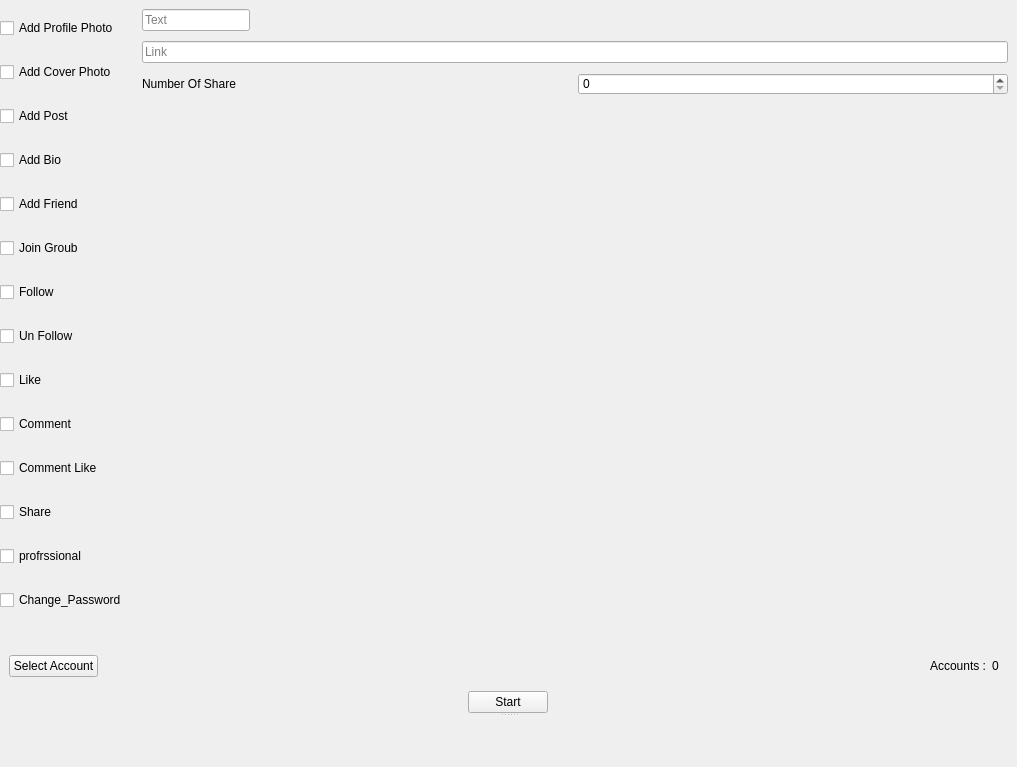
This is ui/Public/Edit.ui in kreemkhaled112/GUI as Qt 5 draws it before an edit. The edited form follows.
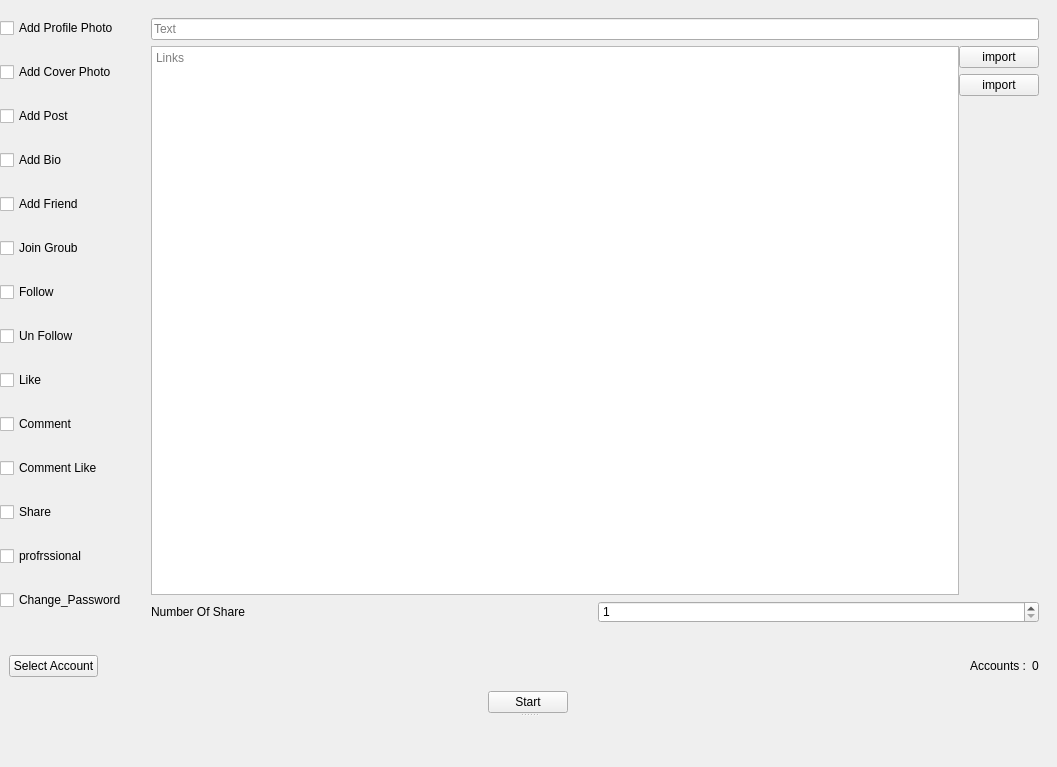
This is the edited form. The open tabs and pages were chosen to show the change.

What changed in the file:
```diff
--- a/ui/Public/Edit.ui
+++ b/ui/Public/Edit.ui
@@ -6,7 +6,7 @@
    <rect>
     <x>0</x>
     <y>0</y>
-    <width>1017</width>
+    <width>1057</width>
     <height>767</height>
    </rect>
   </property>
@@ -1038,23 +1038,8 @@
              <layout class="QGridLayout" name="gridLayout_34">
               <item row="0" column="0">
                <widget class="QWidget" name="widget_share" native="true">
-                <layout class="QVBoxLayout" name="verticalLayout_24">
-                 <property name="spacing">
-                  <number>10</number>
-                 </property>
-                 <property name="leftMargin">
-                  <number>0</number>
-                 </property>
-                 <property name="topMargin">
-                  <number>0</number>
-                 </property>
-                 <property name="rightMargin">
-                  <number>0</number>
-                 </property>
-                 <property name="bottomMargin">
-                  <number>0</number>
-                 </property>
-                 <item alignment="Qt::AlignLeft">
+                <layout class="QVBoxLayout" name="verticalLayout_4">
+                 <item>
                   <widget class="QLineEdit" name="lineEdit_text_share">
                    <property name="text">
                     <string/>
@@ -1065,16 +1050,115 @@
                   </widget>
                  </item>
                  <item>
-                  <widget class="QLineEdit" name="lineEdit_24">
-                   <property name="text">
-                    <string/>
-                   </property>
+                  <widget class="QWidget" name="widget_69" native="true">
+                   <layout class="QHBoxLayout" name="horizontalLayout_8">
+                    <property name="spacing">
+                     <number>0</number>
+                    </property>
+                    <property name="leftMargin">
+                     <number>0</number>
+                    </property>
+                    <property name="topMargin">
+                     <number>0</number>
+                    </property>
+                    <property name="rightMargin">
+                     <number>0</number>
+                    </property>
+                    <property name="bottomMargin">
+                     <number>0</number>
+                    </property>
+                    <item>
+                     <widget class="QScrollArea" name="scrollArea_11">
+                      <property name="enabled">
+                       <bool>true</bool>
+                      </property>
+                      <property name="minimumSize">
+                       <size>
+                        <width>0</width>
+                        <height>0</height>
+                       </size>
+                      </property>
+                      <property name="maximumSize">
+                       <size>
+                        <width>16777215</width>
+                        <height>16777215</height>
+                       </size>
+                      </property>
+                      <property name="widgetResizable">
+                       <bool>true</bool>
+                      </property>
+                      <widget class="QWidget" name="scrollAreaWidgetContents_6">
+                       <property name="geometry">
+                        <rect>
+                         <x>0</x>
+                         <y>0</y>
+                         <width>828</width>
+                         <height>549</height>
+                        </rect>
+                       </property>
+                       <layout class="QGridLayout" name="gridLayout_40" rowstretch="0,0">
+                        <property name="leftMargin">
+                         <number>0</number>
+                        </property>
+                        <property name="topMargin">
+                         <number>0</number>
+                        </property>
+                        <property name="rightMargin">
+                         <number>0</number>
+                        </property>
+                        <property name="bottomMargin">
+                         <number>0</number>
+                        </property>
+                        <property name="spacing">
+                         <number>6</number>
+                        </property>
+                        <item row="0" column="0">
+                         <widget class="QTextEdit" name="textEdit_Share">
                    <property name="placeholderText">
-                    <string>Link</string>
-                   </property>
+                           <string>Links</string>
+                          </property>
+                         </widget>
+                        </item>
+                       </layout>
+                      </widget>
                   </widget>
                  </item>
                  <item alignment="Qt::AlignTop">
+                     <widget class="QWidget" name="widget_6" native="true">
+                      <layout class="QVBoxLayout" name="verticalLayout_3">
+                       <property name="leftMargin">
+                        <number>0</number>
+                       </property>
+                       <property name="topMargin">
+                        <number>0</number>
+                       </property>
+                       <property name="rightMargin">
+                        <number>0</number>
+                       </property>
+                       <property name="bottomMargin">
+                        <number>0</number>
+                       </property>
+                       <item>
+                        <widget class="QPushButton" name="import_text_share">
+                         <property name="text">
+                          <string>import</string>
+                         </property>
+                        </widget>
+                       </item>
+                       <item>
+                        <widget class="QPushButton" name="import_db_share">
+                         <property name="text">
+                          <string>import</string>
+                         </property>
+                        </widget>
+                       </item>
+                      </layout>
+                     </widget>
+                    </item>
+                   </layout>
+                  </widget>
+                 </item>
+                 <item>
                   <widget class="QWidget" name="widget_74" native="true">
                    <layout class="QHBoxLayout" name="horizontalLayout_48">
                     <property name="spacing">
@@ -1100,7 +1184,11 @@
                      </widget>
                     </item>
                     <item>
-                     <widget class="QSpinBox" name="spinBox_7"/>
+                     <widget class="QSpinBox" name="spinBox_share">
+                      <property name="minimum">
+                       <number>1</number>
+                      </property>
+                     </widget>
                     </item>
                    </layout>
                   </widget>
```
Left out of the diff: 600 changed lines with no effect on the pictures. Lines whose indentation alone changed are shown as unchanged.
